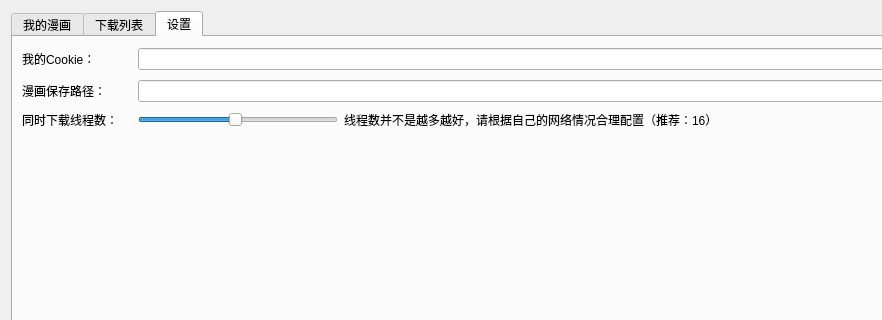
Before: the Qt Designer form src/ui/mainWidget.ui in Zeal-L/BiliBili-Manga-Downloader, drawn with Qt 5; both pictures show x 0 to 882 and y 0 to 320 of the 1171 by 704 pixel window.
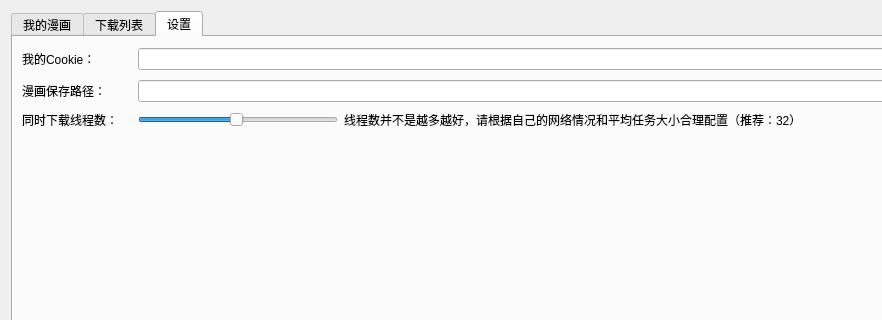
After: the same form once the commit is applied. The open tabs and pages were chosen to show the change. Icons and pictures are not drawn.

```diff
--- a/src/ui/mainWidget.ui
+++ b/src/ui/mainWidget.ui
@@ -684,7 +684,7 @@
             <number>1</number>
            </property>
            <property name="maximum">
-            <number>32</number>
+            <number>64</number>
            </property>
            <property name="singleStep">
             <number>2</number>
@@ -693,7 +693,7 @@
             <number>2</number>
            </property>
            <property name="value">
-            <number>16</number>
+            <number>32</number>
            </property>
            <property name="orientation">
             <enum>Qt::Horizontal</enum>
@@ -703,7 +703,7 @@
          <item>
           <widget class="QLabel" name="label_num_thread">
            <property name="text">
-            <string>线程数并不是越多越好，请根据自己的网络情况合理配置（推荐：16）</string>
+            <string>线程数并不是越多越好，请根据自己的网络情况和平均任务大小合理配置（推荐：32）</string>
            </property>
           </widget>
          </item>
```
Left out of the diff: 10 changed lines with no effect on the pictures.
